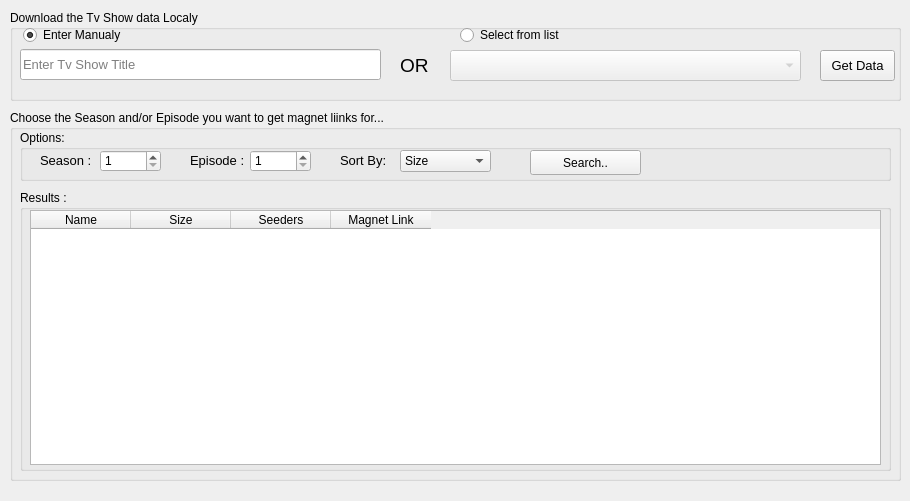
The window that GUI/MainDesign.ui (ayieko168/Eztv-torrent-scrapper) describes before a commit, drawn with Qt 5.
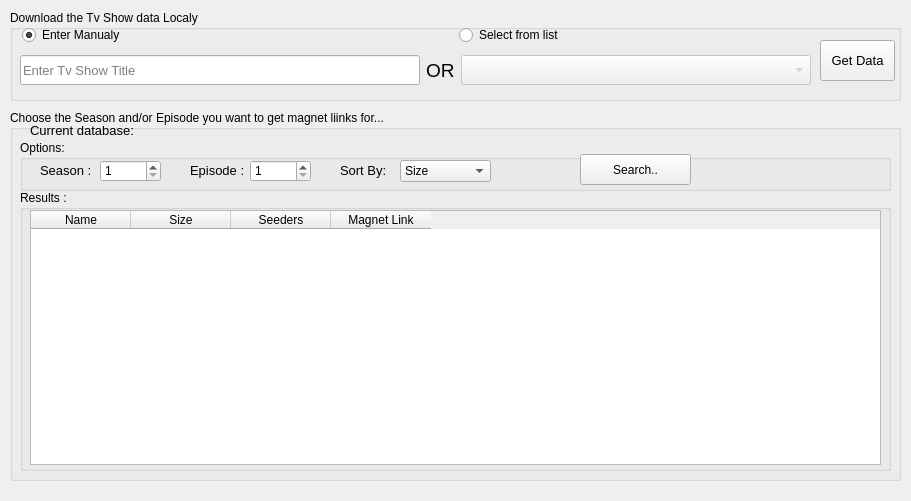
The same window after the commit.

```diff
--- a/GUI/MainDesign.ui
+++ b/GUI/MainDesign.ui
@@ -6,7 +6,7 @@
    <rect>
     <x>0</x>
     <y>0</y>
-    <width>910</width>
+    <width>911</width>
     <height>501</height>
    </rect>
   </property>
@@ -14,78 +14,6 @@
    <string>MainWindow</string>
   </property>
   <widget class="QWidget" name="centralwidget">
-   <widget class="QLabel" name="label">
-    <property name="geometry">
-     <rect>
-      <x>400</x>
-      <y>55</y>
-      <width>47</width>
-      <height>21</height>
-     </rect>
-    </property>
-    <property name="font">
-     <font>
-      <pointsize>14</pointsize>
-     </font>
-    </property>
-    <property name="text">
-     <string>OR</string>
-    </property>
-   </widget>
-   <widget class="QLineEdit" name="titleEdit">
-    <property name="geometry">
-     <rect>
-      <x>20</x>
-      <y>49</y>
-      <width>361</width>
-      <height>31</height>
-     </rect>
-    </property>
-    <property name="font">
-     <font>
-      <pointsize>10</pointsize>
-     </font>
-    </property>
-    <property name="placeholderText">
-     <string>Enter Tv Show Title</string>
-    </property>
-   </widget>
-   <widget class="QComboBox" name="titleCombo">
-    <property name="enabled">
-     <bool>false</bool>
-    </property>
-    <property name="geometry">
-     <rect>
-      <x>450</x>
-      <y>50</y>
-      <width>351</width>
-      <height>31</height>
-     </rect>
-    </property>
-    <property name="font">
-     <font>
-      <pointsize>10</pointsize>
-     </font>
-    </property>
-   </widget>
-   <widget class="QPushButton" name="getDataButton">
-    <property name="geometry">
-     <rect>
-      <x>820</x>
-      <y>50</y>
-      <width>75</width>
-      <height>31</height>
-     </rect>
-    </property>
-    <property name="font">
-     <font>
-      <pointsize>10</pointsize>
-     </font>
-    </property>
-    <property name="text">
-     <string>Get Data</string>
-    </property>
-   </widget>
    <widget class="QGroupBox" name="groupBox">
     <property name="geometry">
      <rect>
@@ -98,10 +26,28 @@
     <property name="title">
      <string>Download the Tv Show data Localy</string>
     </property>
-    <widget class="QWidget" name="">
+    <widget class="QPushButton" name="getDataButton">
      <property name="geometry">
       <rect>
-       <x>11</x>
+       <x>810</x>
+       <y>30</y>
+       <width>75</width>
+       <height>41</height>
+      </rect>
+     </property>
+     <property name="font">
+      <font>
+       <pointsize>10</pointsize>
+      </font>
+     </property>
+     <property name="text">
+      <string>Get Data</string>
+     </property>
+    </widget>
+    <widget class="QWidget" name="layoutWidget">
+     <property name="geometry">
+      <rect>
+       <x>10</x>
        <y>10</y>
        <width>788</width>
        <height>31</height>
@@ -167,6 +113,72 @@
       </item>
      </layout>
     </widget>
+    <widget class="QWidget" name="">
+     <property name="geometry">
+      <rect>
+       <x>10</x>
+       <y>40</y>
+       <width>791</width>
+       <height>41</height>
+      </rect>
+     </property>
+     <layout class="QHBoxLayout" name="horizontalLayout_2">
+      <item>
+       <widget class="QLineEdit" name="titleEdit">
+        <property name="minimumSize">
+         <size>
+          <width>400</width>
+          <height>30</height>
+         </size>
+        </property>
+        <property name="font">
+         <font>
+          <pointsize>10</pointsize>
+         </font>
+        </property>
+        <property name="placeholderText">
+         <string>Enter Tv Show Title</string>
+        </property>
+       </widget>
+      </item>
+      <item>
+       <widget class="QLabel" name="label">
+        <property name="font">
+         <font>
+          <pointsize>14</pointsize>
+         </font>
+        </property>
+        <property name="text">
+         <string>OR</string>
+        </property>
+       </widget>
+      </item>
+      <item>
+       <widget class="QComboBox" name="titleCombo">
+        <property name="enabled">
+         <bool>false</bool>
+        </property>
+        <property name="sizePolicy">
+         <sizepolicy hsizetype="Fixed" vsizetype="Fixed">
+          <horstretch>0</horstretch>
+          <verstretch>0</verstretch>
+         </sizepolicy>
+        </property>
+        <property name="minimumSize">
+         <size>
+          <width>350</width>
+          <height>30</height>
+         </size>
+        </property>
+        <property name="font">
+         <font>
+          <pointsize>10</pointsize>
+         </font>
+        </property>
+       </widget>
+      </item>
+     </layout>
+    </widget>
    </widget>
    <widget class="QGroupBox" name="groupBox_2">
     <property name="geometry">
@@ -233,7 +245,7 @@
      <property name="geometry">
       <rect>
        <x>10</x>
-       <y>20</y>
+       <y>30</y>
        <width>871</width>
        <height>51</height>
       </rect>
@@ -312,10 +324,10 @@
      <widget class="QPushButton" name="searchButton">
       <property name="geometry">
        <rect>
-        <x>510</x>
-        <y>20</y>
+        <x>560</x>
+        <y>14</y>
         <width>111</width>
-        <height>25</height>
+        <height>31</height>
        </rect>
       </property>
       <property name="text">
@@ -366,6 +378,60 @@
       </property>
      </widget>
     </widget>
+    <widget class="QLabel" name="label_5">
+     <property name="geometry">
+      <rect>
+       <x>20</x>
+       <y>10</y>
+       <width>121</width>
+       <height>21</height>
+      </rect>
+     </property>
+     <property name="font">
+      <font>
+       <pointsize>10</pointsize>
+      </font>
+     </property>
+     <property name="text">
+      <string>Current database: </string>
+     </property>
+    </widget>
+    <widget class="QLabel" name="dataNameLabel">
+     <property name="geometry">
+      <rect>
+       <x>140</x>
+       <y>10</y>
+       <width>361</width>
+       <height>21</height>
+      </rect>
+     </property>
+     <property name="font">
+      <font>
+       <family>Georgia</family>
+       <pointsize>11</pointsize>
+       <weight>75</weight>
+       <italic>true</italic>
+       <bold>true</bold>
+      </font>
+     </property>
+     <property name="styleSheet">
+      <string notr="true">color: rgb(170, 170, 0);</string>
+     </property>
+     <property name="text">
+      <string/>
+     </property>
+    </widget>
+   </widget>
+   <widget class="QWidget" name="">
+    <property name="geometry">
+     <rect>
+      <x>0</x>
+      <y>0</y>
+      <width>2</width>
+      <height>2</height>
+     </rect>
+    </property>
+    <layout class="QVBoxLayout" name="verticalLayout"/>
    </widget>
    <zorder>groupBox</zorder>
    <zorder>getDataButton</zorder>
```
Left out of the diff: 9 changed lines with no effect on the pictures.
